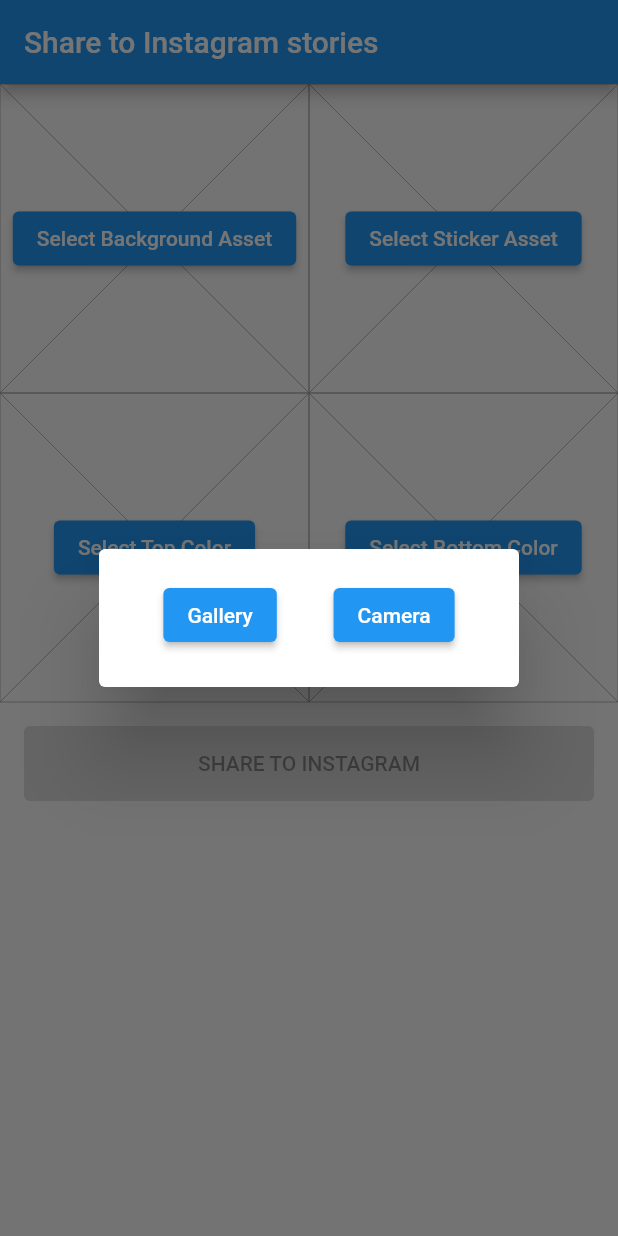
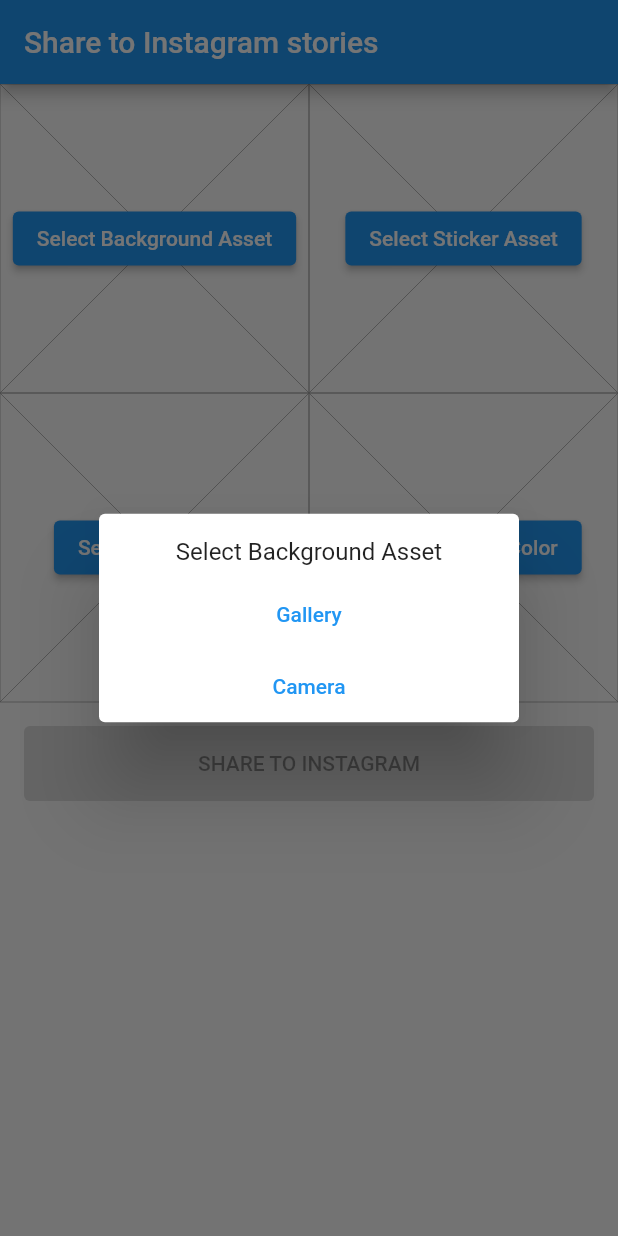
Before and after one commit to Vorkytaka/flutter_share_to_stories, a Flutter app: the screen it shows after launch, after a tap on "Select Background Asset", on a phone screen of 412 x 824 dp. Run offline on Flutter 3.47's test engine with Material 2 defaults, Android fonts, the phone set to English and light mode, and no system bars; our stand-ins replace image_picker.

Commit message:
• Fix: Select source of background asset

```diff
--- a/example/lib/main.dart
+++ b/example/lib/main.dart
@@ -57,10 +57,16 @@ class _SelectorWidgetState extends State<SelectorWidget> {
                     showDialog(
                       context: context,
                       builder: (context) => AlertDialog(
-                        content: Row(
-                          mainAxisAlignment: MainAxisAlignment.spaceAround,
+                        contentPadding: EdgeInsets.zero,
+                        content: Column(
+                          mainAxisSize: MainAxisSize.min,
                           children: [
-                            ElevatedButton(
+                            SizedBox(height: 16),
+                            Text("Select Background Asset"),
+                            SizedBox(height: 8),
+                            SizedBox(
+                              width: double.infinity,
+                              child: TextButton(
                                 child: Text("Gallery"),
                                 onPressed: () async {
                                   final image = await ImagePicker.pickImage(
@@ -72,7 +78,10 @@ class _SelectorWidgetState extends State<SelectorWidget> {
                                   });
                                 },
                               ),
-                            ElevatedButton(
+                            ),
+                            SizedBox(
+                              width: double.infinity,
+                              child: TextButton(
                                 child: Text("Camera"),
                                 onPressed: () async {
                                   final image = await ImagePicker.pickImage(
@@ -83,6 +92,7 @@ class _SelectorWidgetState extends State<SelectorWidget> {
                                     _background = image;
                                   });
                                 },
+                              ),
                             ),
                           ],
                         ),
@@ -143,7 +153,7 @@ class _SelectorWidgetState extends State<SelectorWidget> {
             height: 50,
             child: ElevatedButton(
               child: Text("SHARE TO INSTAGRAM"),
-              onPressed: null,
+              onPressed: _background != null || _sticker != null ? () {} : null,
             ),
           ),
         )
```
Lines whose indentation alone changed are shown as unchanged.
